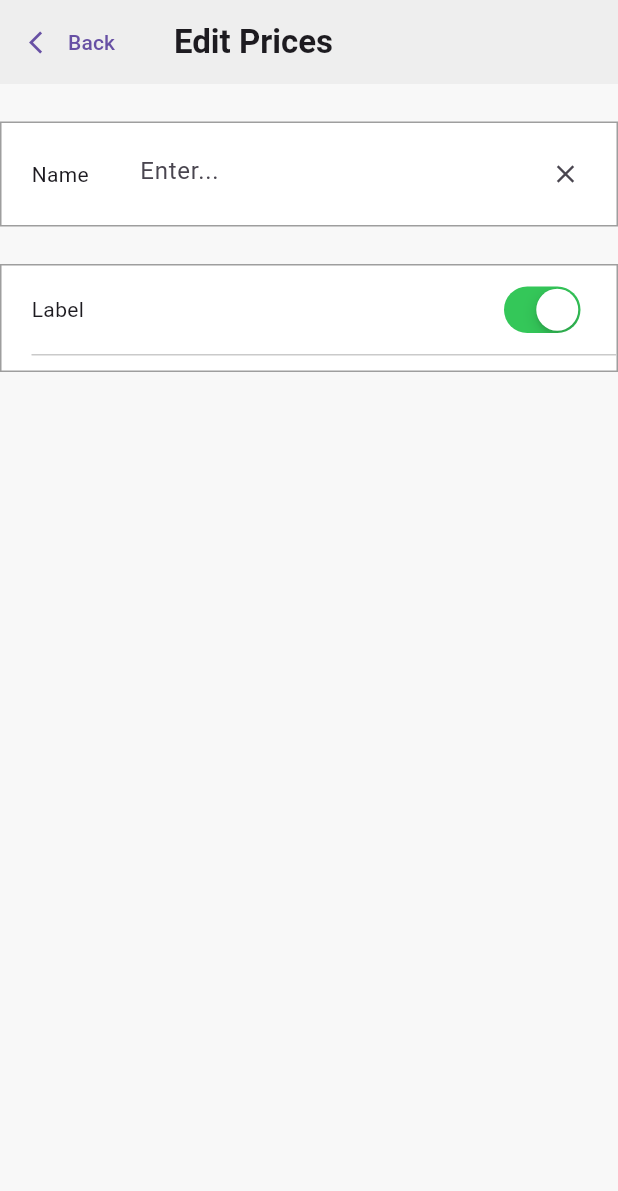
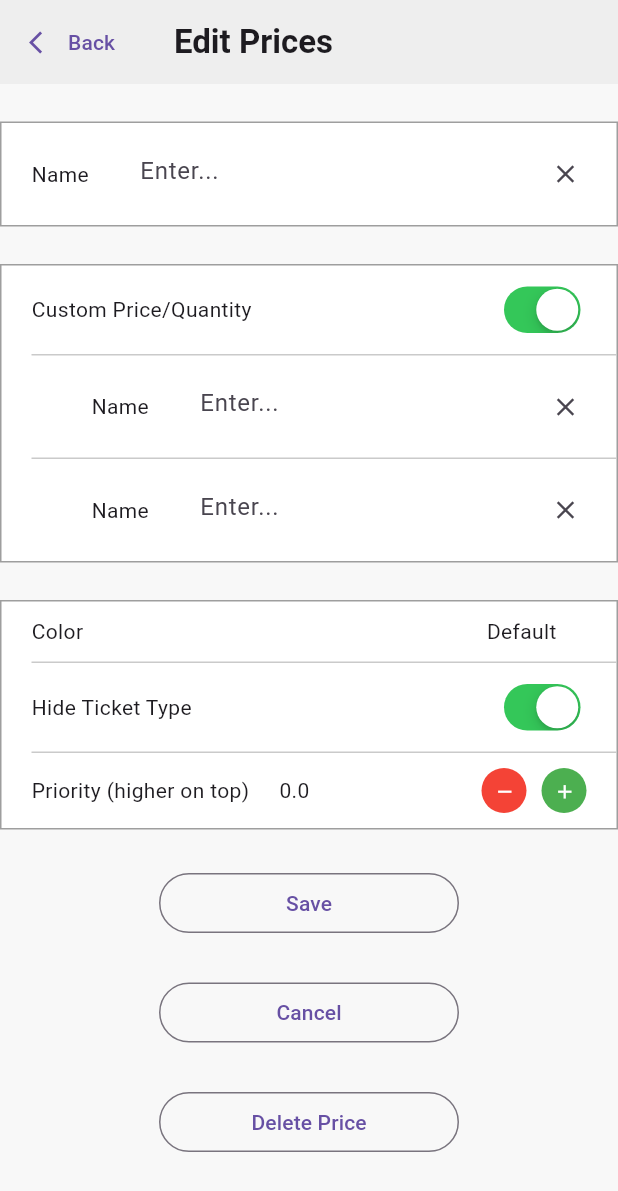
Before and after one commit to NKoroloff/flutter-test, a Flutter app: the EditPricesView screen opened by its route, on a phone screen of 412 x 824 dp. Shown: the top 1191 px of the screen. Run offline on Flutter 3.47's test engine with Material 3 defaults, Android fonts, the phone set to English and light mode, and no system bars; our stand-ins replace get.

Commit message:
edit_prices page settings_number input

```diff
--- a/lib/modules/cash_drawer/views/edit_prices_view.dart
+++ b/lib/modules/cash_drawer/views/edit_prices_view.dart
@@ -1,7 +1,9 @@
 import 'package:flutter/material.dart';
+import 'package:get/utils.dart';
 import 'package:purplepass_test_task/modules/cash_drawer/views/settings/settings_imports.dart';
 import 'package:purplepass_test_task/modules/cash_drawer/views/settings/widgets/custom_divider.dart';
 import 'package:purplepass_test_task/modules/cash_drawer/views/settings/widgets/custom_input.dart';
+import 'package:purplepass_test_task/modules/cash_drawer/views/settings/widgets/settings_number_input.dart';
 
 class EditPricesView extends StatelessWidget {
   const EditPricesView({super.key});
@@ -17,7 +19,7 @@ class EditPricesView extends StatelessWidget {
           label: const Text('Back'),
           icon: const Icon(Icons.arrow_back_ios),
         ),
-        title: const Text('Edit Prices', style: TextStyle(fontWeight: FontWeight.w600)),
+        title: Text('edit_prices'.tr, style: TextStyle(fontWeight: FontWeight.w600)),
       ),
       // backgroundColor: Colors.grey[300],
       backgroundColor: const Color.fromARGB(128, 241, 241, 241),
@@ -40,10 +42,84 @@ class EditPricesView extends StatelessWidget {
                 child: Column(
                   spacing: 10,
                   children: [
-                    CustomLabeledSwitch(value: true, onChanged: (value) {}, label: 'Label'),
+                    CustomLabeledSwitch(
+                      value: true,
+                      onChanged: (value) {},
+                      label: 'custom_price_qty',
+                    ),
                     CustomDivider(),
+                    Row(
+                      spacing: 20,
+                      children: [
+                        SizedBox(width: 20),
+                        Text('Name'),
+                        Expanded(child: CustomInput(onChanged: (value) {}, onClear: () {})),
+                      ],
+                    ),
+                    CustomDivider(),
+                    Row(
+                      spacing: 20,
+                      children: [
+                        SizedBox(width: 20),
+                        Text('Name'),
+                        Expanded(child: CustomInput(onChanged: (value) {}, onClear: () {})),
+                      ],
+                    ),
                   ],
                 ),
+              ),
+              SettingsContainerWrapper(
+                child: Column(
+                  spacing: 10,
+                  children: [
+                    Row(
+                      spacing: 20,
+                      children: [
+                        Text('color'.tr),
+                        Spacer(),
+                        Text('default'.tr),
+                        SizedBox(width: 20),
+                      ],
+                    ),
+                    CustomDivider(),
+                    CustomLabeledSwitch(
+                      value: true,
+                      onChanged: (value) {},
+                      label: 'hide_ticket_type',
+                    ),
+                    CustomDivider(),
+                    Row(
+                      spacing: 20,
+                      children: [
+                        Text('priority_high_on_top'.tr),
+                        Flexible(
+                          child: SettingsNumberInput(onSubtruct: () {}, onAdd: () {}, value: 0),
+                        ),
+                      ],
+                    ),
+                  ],
+                ),
+              ),
+              OutlinedButton(
+                style: ButtonStyle(
+                  fixedSize: WidgetStateProperty.fromMap({WidgetState.any: Size(200, 40)}),
+                ),
+                onPressed: () {},
+                child: Text('save'.tr),
+              ),
+              OutlinedButton(
+                style: ButtonStyle(
+                  fixedSize: WidgetStateProperty.fromMap({WidgetState.any: Size(200, 40)}),
+                ),
+                onPressed: () {},
+                child: Text('cancel'.tr),
+              ),
+              OutlinedButton(
+                style: ButtonStyle(
+                  fixedSize: WidgetStateProperty.fromMap({WidgetState.any: Size(200, 40)}),
+                ),
+                onPressed: () {},
+                child: Text('delete_price'.tr),
               ),
             ],
           ),
--- /dev/null
+++ b/lib/modules/cash_drawer/views/settings/widgets/settings_number_input.dart
@@ -0,0 +1,39 @@
+import 'package:flutter/material.dart';
+
+class SettingsNumberInput extends StatelessWidget {
+  const SettingsNumberInput({
+    required this.onSubtruct,
+    required this.onAdd,
+    required this.value,
+    super.key,
+  });
+  final double value;
+  final void Function() onAdd;
+  final void Function() onSubtruct;
+
+  @override
+  Widget build(BuildContext context) {
+    Widget _buildIconButton(Color color, IconData icon, VoidCallback onPressed) {
+      return SizedBox(
+        height: 30,
+        width: 30,
+        child: IconButton.filled(
+          onPressed: onPressed,
+          style: ButtonStyle(backgroundColor: WidgetStateColor.fromMap({WidgetState.any: color})),
+          icon: Icon(icon, size: 15),
+        ),
+      );
+    }
+
+    return Row(
+      children: [
+        Text(value.toString()),
+        Spacer(),
+        _buildIconButton(Colors.red, Icons.remove, onSubtruct),
+        SizedBox(width: 10),
+        _buildIconButton(Colors.green, Icons.add, onAdd),
+        SizedBox(width: 20),
+      ],
+    );
+  }
+}
--- a/lib/modules/translations/en.dart
+++ b/lib/modules/translations/en.dart
@@ -55,4 +55,12 @@ Map<String, String> en = {
 
   'clear_local_data': 'Clear Local Data',
   'reset_to_default': 'Reset to Default',
+  'custom_price_qty': 'Custom Price/Quantity',
+  'edit_prices': 'Edit Prices',
+  'hide_ticket_type': 'Hide Ticket Type',
+  'color': 'Color',
+  'priority_high_on_top': 'Priority (higher on top)',
+  'save': 'Save',
+  'cancel': 'Cancel',
+  'delete_price': 'Delete Price',
 };
```
